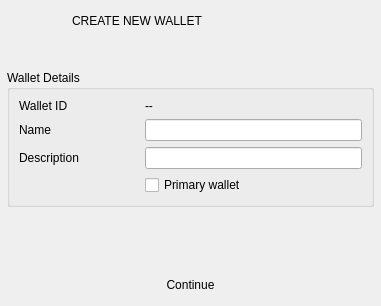
The window that BlockSettleUILib/CreateWalletDialog.ui (BlockSettle/terminal) describes before a commit, drawn with Qt 5.
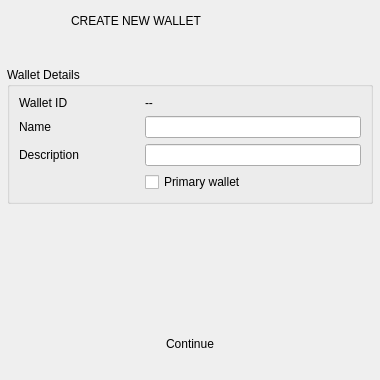
The same window after the commit. Icons and pictures are not drawn. Custom widgets are drawn as their Qt base class.

Commit message: Updated wallet import dialog

Diff of the .ui file:
```diff
--- a/BlockSettleUILib/CreateWalletDialog.ui
+++ b/BlockSettleUILib/CreateWalletDialog.ui
@@ -6,8 +6,8 @@
    <rect>
     <x>0</x>
     <y>0</y>
-    <width>381</width>
-    <height>306</height>
+    <width>380</width>
+    <height>380</height>
    </rect>
   </property>
   <property name="windowTitle">
@@ -15,7 +15,7 @@
   </property>
   <layout class="QVBoxLayout" name="verticalLayout">
    <property name="spacing">
-    <number>10</number>
+    <number>7</number>
    </property>
    <property name="leftMargin">
     <number>0</number>
@@ -33,7 +33,7 @@
     <widget class="QWidget" name="verticalWidget_2" native="true">
      <property name="minimumSize">
       <size>
-       <width>378</width>
+       <width>380</width>
        <height>60</height>
       </size>
      </property>
@@ -214,12 +214,6 @@
      <property name="orientation">
       <enum>Qt::Vertical</enum>
      </property>
-     <property name="sizeHint" stdset="0">
-      <size>
-       <width>0</width>
-       <height>0</height>
-      </size>
-     </property>
     </spacer>
    </item>
    <item>
```
The commit also changes 5 other files.
